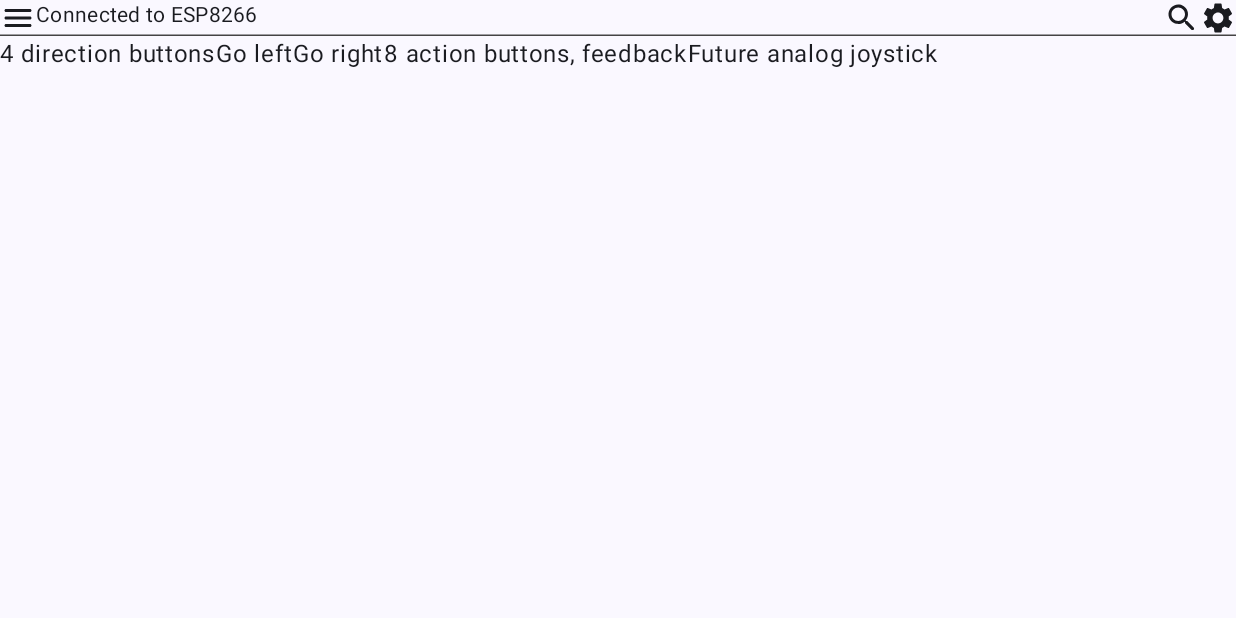
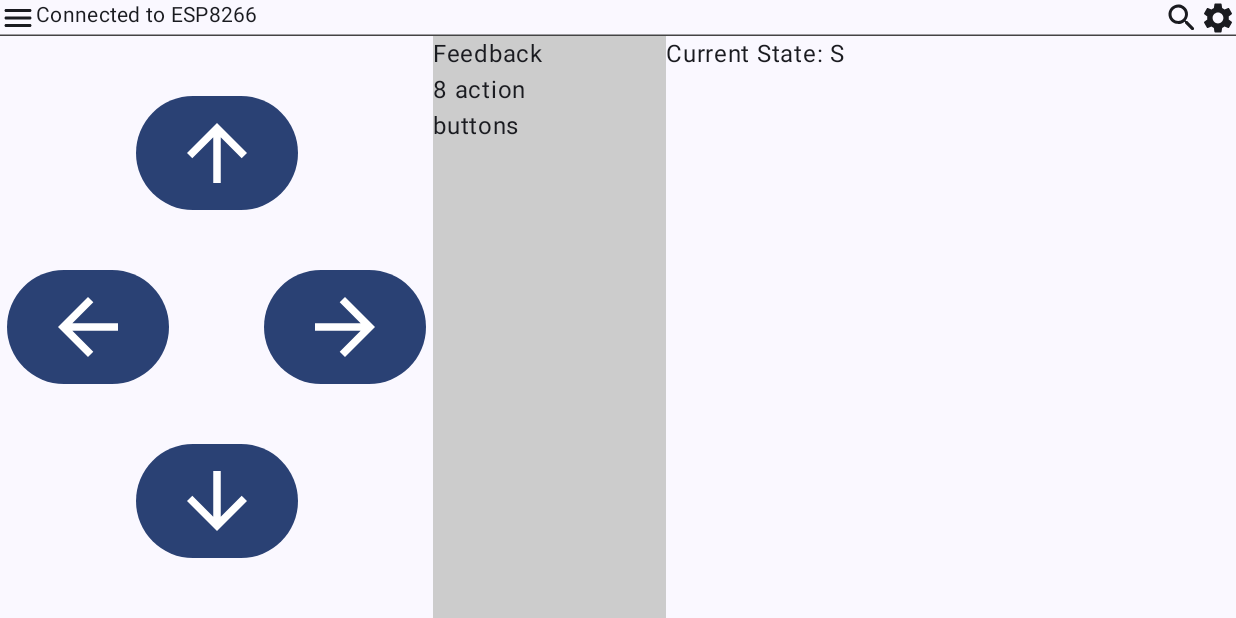
Before and after one commit to kreier/Wificar24, an Android app built with Jetpack Compose: the screen it shows after launch (MainActivity), on a phone screen of 824 x 412 dp (held sideways). Run offline under Robolectric (Android 15) with nearby library versions, the phone set to English and light mode, and no system bars.

Commit message:
SVG arrows for direction input

```diff
--- a/Android/app/src/main/java/org/kreier/wificar24/ControlPanel.kt
+++ b/Android/app/src/main/java/org/kreier/wificar24/ControlPanel.kt
@@ -1,36 +1,104 @@
 package org.kreier.wificar24
 
+import androidx.compose.foundation.Image
+import androidx.compose.foundation.background
+import androidx.compose.foundation.layout.Arrangement
+import androidx.compose.foundation.layout.BoxWithConstraints
+import androidx.compose.foundation.layout.Column
 import androidx.compose.foundation.layout.Row
 import androidx.compose.foundation.layout.Spacer
+import androidx.compose.foundation.layout.fillMaxHeight
+import androidx.compose.foundation.layout.fillMaxWidth
+import androidx.compose.foundation.layout.size
+import androidx.compose.material3.Button
 import androidx.compose.material3.Text
 import androidx.compose.runtime.Composable
+import androidx.compose.runtime.mutableStateOf
+import androidx.compose.runtime.remember
+import androidx.compose.ui.Alignment
 import androidx.compose.ui.Modifier
+import androidx.compose.ui.graphics.Color
+import androidx.compose.ui.res.painterResource
+import androidx.compose.ui.unit.dp
 
 @Composable
-fun ControlPanel(modifier: Modifier = Modifier) {
-    Row {
-        DirectionPanel()
-        Text(text = "8 action buttons, feedback")
-        Text(text = "Future analog joystick")
+fun ControlPanel(modifier:Modifier = Modifier) {
+    Row(modifier = Modifier.fillMaxWidth(1f)) {
+        var robotState = remember { mutableStateOf( "S") }
+        DirectionPanel(modifier = Modifier.fillMaxWidth(0.35f))
+        ButtonPanel(modifier = Modifier.fillMaxWidth(0.3f))
+        JoystickPanel(robotState.value)
     }
 }
 
 @Composable
-fun DirectionPanel() {
-    Text(text = "4 direction buttons")
-//    Column() (
-//        Text(text = "Go forward")
-////        ElevatedButton(onClick = {
-////        /* Send F TODO*/ }) {
-////
-////        }
-//    )
-    Row {
-        Text(text = "Go left")
-        Spacer(modifier = Modifier)
-        Text(text = "Go right")
+fun DirectionPanel(modifier: Modifier = Modifier) {
+    BoxWithConstraints {
+        if (maxWidth > maxHeight) {
+            var dWidth = maxHeight
+            var dHeight = maxHeight
+        }
+        Column(modifier = Modifier
+            .fillMaxWidth(0.35f)
+            .fillMaxHeight(1f),
+            horizontalAlignment = Alignment.CenterHorizontally,
+            verticalArrangement = Arrangement.SpaceEvenly
+            ) {
+            var arrowSize = 60.dp
+            Button(onClick = { println("Forward") }) {
+                Image(
+                    painter = painterResource(id = R.drawable.baseline_arrow_upward_24),
+                    contentDescription = null,
+                    modifier = Modifier.size(width = arrowSize, height = arrowSize)
+                )
+//                Text(fontSize = 42.sp, text = "↑")
+            }
+            Row {
+                Button( onClick = { println("Left") } )
+                {
+                    Image(
+                        painter = painterResource(id = R.drawable.baseline_arrow_back_24),
+                        contentDescription = null,
+                        modifier = Modifier.size(width = arrowSize, height = arrowSize)
+                    )
+//                    Text(fontSize = 42.sp, text = "←")
+                }
+                Spacer(modifier.fillMaxWidth(0.3f))
+                Button(onClick = { println("Right") }) {
+                    Image(
+                        painter = painterResource(id = R.drawable.baseline_arrow_forward_24),
+                        contentDescription = null,
+                        modifier = Modifier.size(width = arrowSize, height = arrowSize)
+                    )
+//                    Text(fontSize = 42.sp, text = "→")
+                }
+            }
+            Button(onClick = { println("Backward") }) {
+                Image(
+                    painter = painterResource(id = R.drawable.baseline_arrow_downward_24),
+                    contentDescription = null,
+                    modifier = Modifier.size(width = arrowSize, height = arrowSize)
+                )
+//                Text(fontSize = 42.sp, text = "↓")
+            }
+        }
     }
-//    Column {
-//        Text(text = "Go Back")
-//    }
 }
+
+@Composable
+fun ButtonPanel(modifier: Modifier = Modifier) {
+    Column(
+        modifier = Modifier
+            .background(color = Color.LightGray)
+            .fillMaxWidth(0.29f)
+            .fillMaxHeight()
+    ) {
+        Text(text = "Feedback")
+        Text(text = "8 action \nbuttons")
+    }
+}
+
+@Composable
+fun JoystickPanel(stateESP: String, modifier: Modifier = Modifier) {
+    Text(text = "Current State: $stateESP")
+}
--- a/Android/app/src/main/java/org/kreier/wificar24/MainActivity.kt
+++ b/Android/app/src/main/java/org/kreier/wificar24/MainActivity.kt
@@ -25,7 +25,7 @@ class MainActivity : ComponentActivity() {
                     modifier = Modifier.fillMaxSize(),
                     color = MaterialTheme.colorScheme.background
                 ) {
-                    Wificar24("Wificar24")
+                    Wificar24("ESP8266")
                 }
             }
         }
@@ -33,31 +33,18 @@ class MainActivity : ComponentActivity() {
 }
 
 @Composable
-fun Wificar24(name: String, modifier: Modifier = Modifier) {
+fun Wificar24(soc: String, modifier: Modifier = Modifier) {
     Column(
-//        modifier = Modifier
-//            .statusBarsPadding()
-//            .padding(horizontal = 40.dp
         ) {
-            ToolBar24()
+            ToolBar24(soc)
             ControlPanel()
         }
 }
 
-@Composable
-fun Button_1(nummer: Int) {
-    Text(
-        text = "Erster Button"
-    )
-}
-fun action(): Int {
-    return 2
-}
-
 @Preview(showBackground = true)
 @Composable
-fun GreetingPreview() {
+fun WificarPreview() {
     Wificar24Theme {
-        Wificar24("Wificar to 24")
+        Wificar24("ESP32")
     }
 }
--- a/Android/app/src/main/java/org/kreier/wificar24/ToolBar.kt
+++ b/Android/app/src/main/java/org/kreier/wificar24/ToolBar.kt
@@ -23,9 +23,8 @@ import androidx.compose.ui.unit.Dp
 import androidx.compose.ui.unit.dp
 
 @Composable
-fun ToolBar24() {
+fun ToolBar24(mcu: String) {
     Row(modifier = Modifier
-//        .padding(horizontal = 8.dp)
         .fillMaxWidth()
         .bottomBorder(1.dp, DarkGray)
     ) {
@@ -34,7 +33,7 @@ fun ToolBar24() {
             contentDescription = "Menu"
         )
         Text(
-            text = "Connected to ESP8266",
+            text = "Connected to $mcu",
             style = MaterialTheme.typography.bodyMedium
         )
         Spacer(modifier = Modifier.weight(1f))
@@ -77,5 +76,5 @@ fun Modifier.bottomBorder(strokeWidth: Dp, color: Color) = composed(
 @Preview
 @Composable
 fun ToolBarPreview() {
-    ToolBar24()
+    ToolBar24("ESP8266")
 }
--- /dev/null
+++ b/Android/app/src/main/res/drawable/baseline_arrow_back_24.xml
@@ -0,0 +1,5 @@
+<vector xmlns:android="http://schemas.android.com/apk/res/android" android:autoMirrored="true" android:height="24dp" android:tint="#FFFFFF" android:viewportHeight="24" android:viewportWidth="24" android:width="24dp">
+
+    <path android:fillColor="@android:color/white" android:pathData="M20,11H7.83l5.59,-5.59L12,4l-8,8 8,8 1.41,-1.41L7.83,13H20v-2z"/>
+
+</vector>
--- /dev/null
+++ b/Android/app/src/main/res/drawable/baseline_arrow_downward_24.xml
@@ -0,0 +1,5 @@
+<vector xmlns:android="http://schemas.android.com/apk/res/android" android:height="24dp" android:tint="#FFFFFF" android:viewportHeight="24" android:viewportWidth="24" android:width="24dp">
+
+    <path android:fillColor="@android:color/white" android:pathData="M20,12l-1.41,-1.41L13,16.17V4h-2v12.17l-5.58,-5.59L4,12l8,8 8,-8z"/>
+
+</vector>
--- /dev/null
+++ b/Android/app/src/main/res/drawable/baseline_arrow_forward_24.xml
@@ -0,0 +1,5 @@
+<vector xmlns:android="http://schemas.android.com/apk/res/android" android:autoMirrored="true" android:height="24dp" android:tint="#FFFFFF" android:viewportHeight="24" android:viewportWidth="24" android:width="24dp">
+
+    <path android:fillColor="@android:color/white" android:pathData="M12,4l-1.41,1.41L16.17,11H4v2h12.17l-5.58,5.59L12,20l8,-8z"/>
+
+</vector>
--- /dev/null
+++ b/Android/app/src/main/res/drawable/baseline_arrow_upward_24.xml
@@ -0,0 +1,5 @@
+<vector xmlns:android="http://schemas.android.com/apk/res/android" android:height="24dp" android:tint="#FFFFFF" android:viewportHeight="24" android:viewportWidth="24" android:width="24dp">
+
+    <path android:fillColor="@android:color/white" android:pathData="M4,12l1.41,1.41L11,7.83V20h2V7.83l5.58,5.59L20,12l-8,-8 -8,8z"/>
+
+</vector>
```
